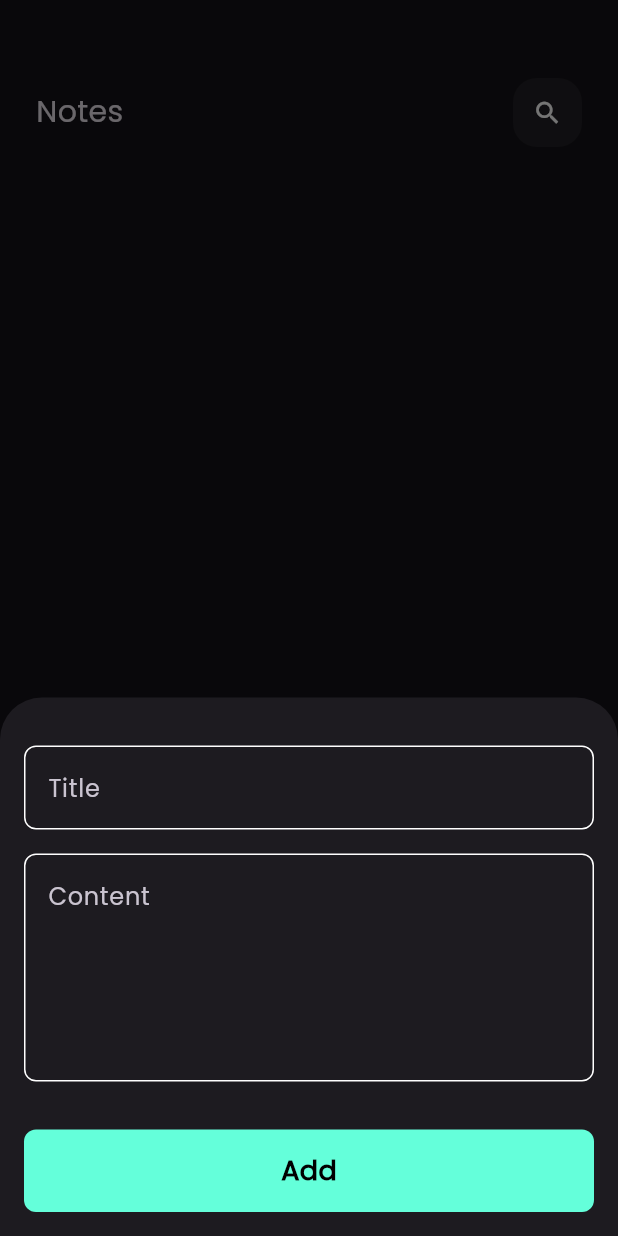
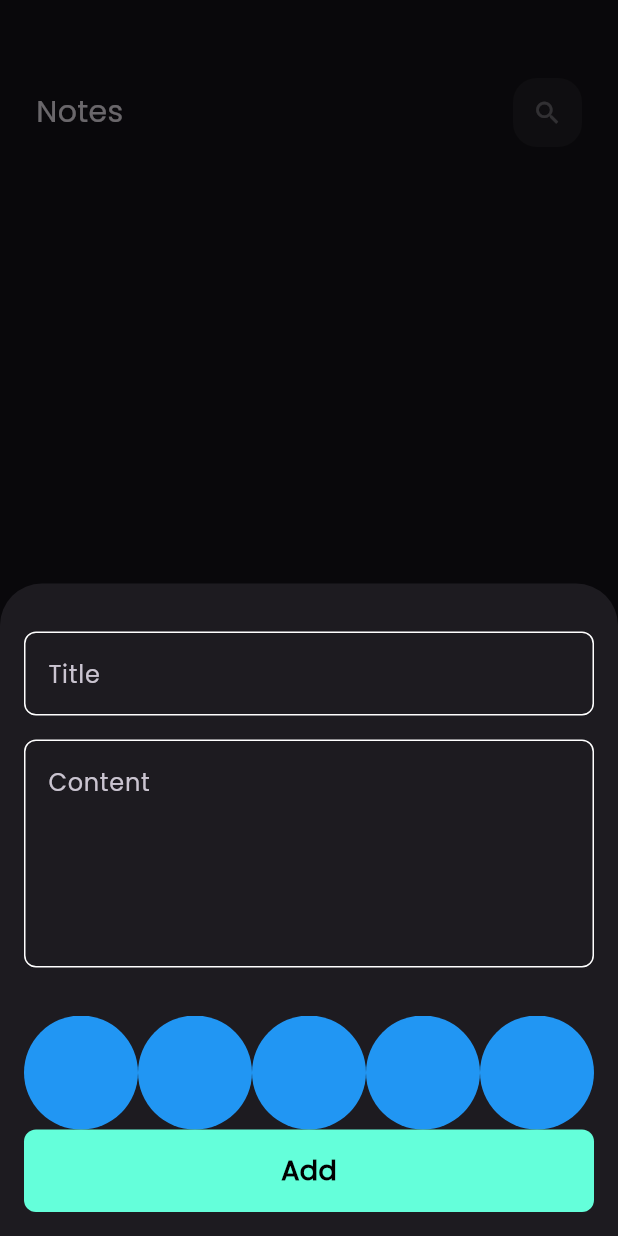
Before and after one commit to Nada52/notes_app, a Flutter app: the screen it shows after launch, after a tap on the "add" icon, on a phone screen of 412 x 824 dp. Run offline on Flutter 3.47's test engine with Material 3 defaults, Android fonts, the phone set to English and light mode, and no system bars; our stand-ins replace bloc, flutter_bloc, font_awesome_flutter, hive, hive_flutter; accounts and stored records are empty.

Commit message:
create colors list view part 1

```diff
--- /dev/null
+++ b/devtools_options.yaml
@@ -0,0 +1 @@
+extensions:
--- a/lib/models/note_model.dart
+++ b/lib/models/note_model.dart
@@ -5,13 +5,13 @@ part 'note_model.g.dart';
 @HiveType(typeId: 0)
 class NoteModel extends HiveObject{
   @HiveField(0)
-  final String title;
+   String title;
   @HiveField(1)
-  final String content;
+   String content;
   @HiveField(2)
   final String date;
   @HiveField(3)
-  final int color;
+   int color;
 
   NoteModel( { required this.date, required this.color, required this.title, required this.content});
 
--- a/lib/views/widgets/add_note_form.dart
+++ b/lib/views/widgets/add_note_form.dart
@@ -3,6 +3,8 @@ import 'package:flutter_bloc/flutter_bloc.dart';
 import 'package:intl/intl.dart';
 import 'package:notes_app/cubits/add_note_cubit/add_note_cubit.dart';
 import 'package:notes_app/models/note_model.dart';
+import 'package:notes_app/views/widgets/color_item.dart';
+import 'package:notes_app/views/widgets/colors_list_view.dart';
 import 'package:notes_app/views/widgets/custom_button.dart';
 import 'package:notes_app/views/widgets/custom_text_field.dart';
 
@@ -47,6 +49,7 @@ class _AddNoteFormState extends State<AddNoteForm> {
           const SizedBox(
             height: 32,
           ),
+          const ColorsListView(),
           BlocBuilder<AddNoteCubit, AddNoteState>(
             builder: (context, state) {
               return CustomButton(
--- /dev/null
+++ b/lib/views/widgets/color_item.dart
@@ -0,0 +1,13 @@
+import 'package:flutter/material.dart';
+
+class ColorItem extends StatelessWidget {
+  const ColorItem({super.key});
+
+  @override
+  Widget build(BuildContext context) {
+    return const CircleAvatar(
+      backgroundColor: Colors.blue,
+      radius: 38,
+    );
+  }
+}
--- /dev/null
+++ b/lib/views/widgets/colors_list_view.dart
@@ -0,0 +1,20 @@
+import 'package:flutter/material.dart';
+import 'package:notes_app/views/widgets/color_item.dart';
+
+class ColorsListView extends StatelessWidget {
+  const ColorsListView({super.key});
+
+  @override
+  Widget build(BuildContext context) {
+    return SizedBox(
+      height: 38 * 2,
+      child: ListView.builder(
+        itemBuilder: (context, index) {
+          return const ColorItem();
+        },
+        itemCount: 10,
+        scrollDirection: Axis.horizontal,
+      ),
+    );
+  }
+}
--- a/lib/views/widgets/custom_app_bar.dart
+++ b/lib/views/widgets/custom_app_bar.dart
@@ -2,9 +2,11 @@ import 'package:flutter/material.dart';
 import 'package:notes_app/views/widgets/custom_search_icon.dart';
 
 class CustomAppBar extends StatelessWidget {
-  const CustomAppBar({super.key, required this.title, required this.icon});
+  const CustomAppBar(
+      {super.key, required this.title, required this.icon, this.onPressed});
   final String title;
   final IconData icon;
+  final void Function()? onPressed;
 
   @override
   Widget build(BuildContext context) {
@@ -20,7 +22,7 @@ class CustomAppBar extends StatelessWidget {
           ),
         ),
         const Spacer(),
-        CustomSearchIcon(icon: icon),
+        CustomSearchIcon(onPressed: onPressed, icon: icon),
       ],
     );
   }
--- a/lib/views/widgets/custom_search_icon.dart
+++ b/lib/views/widgets/custom_search_icon.dart
@@ -1,9 +1,10 @@
 import 'package:flutter/material.dart';
 
 class CustomSearchIcon extends StatelessWidget {
-  const CustomSearchIcon({super.key, required this.icon});
+  const CustomSearchIcon({super.key, required this.icon, this.onPressed});
 
   final IconData icon;
+  final void Function()? onPressed;
 
   @override
   Widget build(BuildContext context) {
@@ -15,7 +16,10 @@ class CustomSearchIcon extends StatelessWidget {
         borderRadius: BorderRadius.circular(16),
       ),
       child: Center(
-        child: Icon(icon, size: 20),
+        child: IconButton(
+          icon: Icon(icon, size: 20),
+          onPressed: onPressed,
+        ),
       ),
     );
   }
--- a/lib/views/widgets/custom_text_field.dart
+++ b/lib/views/widgets/custom_text_field.dart
@@ -1,19 +1,22 @@
 import 'package:flutter/material.dart';
 
 class CustomTextField extends StatelessWidget {
-  const CustomTextField({super.key, required this.hint,  this.maxLines = 1, this.onSaved});
+  const CustomTextField(
+      {super.key, required this.hint, this.maxLines = 1, this.onSaved, this.onChanged});
 
   final String hint;
   final int maxLines;
   final void Function(String?)? onSaved;
+  final Function(String)? onChanged;
   @override
   Widget build(BuildContext context) {
     return TextFormField(
       onSaved: onSaved,
+      onChanged: onChanged,
       validator: (value) {
-        if(value?.isEmpty ?? true){
+        if (value?.isEmpty ?? true) {
           return 'field is required';
-        }else{
+        } else {
           return null;
         }
       },
@@ -28,12 +31,11 @@ class CustomTextField extends StatelessWidget {
     );
   }
 
-  OutlineInputBorder buildBorder({color}){
-    return  OutlineInputBorder(
+  OutlineInputBorder buildBorder({color}) {
+    return OutlineInputBorder(
         borderRadius: BorderRadius.circular(8),
         borderSide: BorderSide(
           color: color ?? Colors.white,
-        )
-    );
+        ));
   }
 }
```
Also changed, not shown: lib/views/edit_note_view.dart (+5 -3 lines), lib/views/widgets/custom_note_item.dart (+8 -2 lines), lib/views/widgets/edit_note_view_body.dart (+40 -10 lines).
